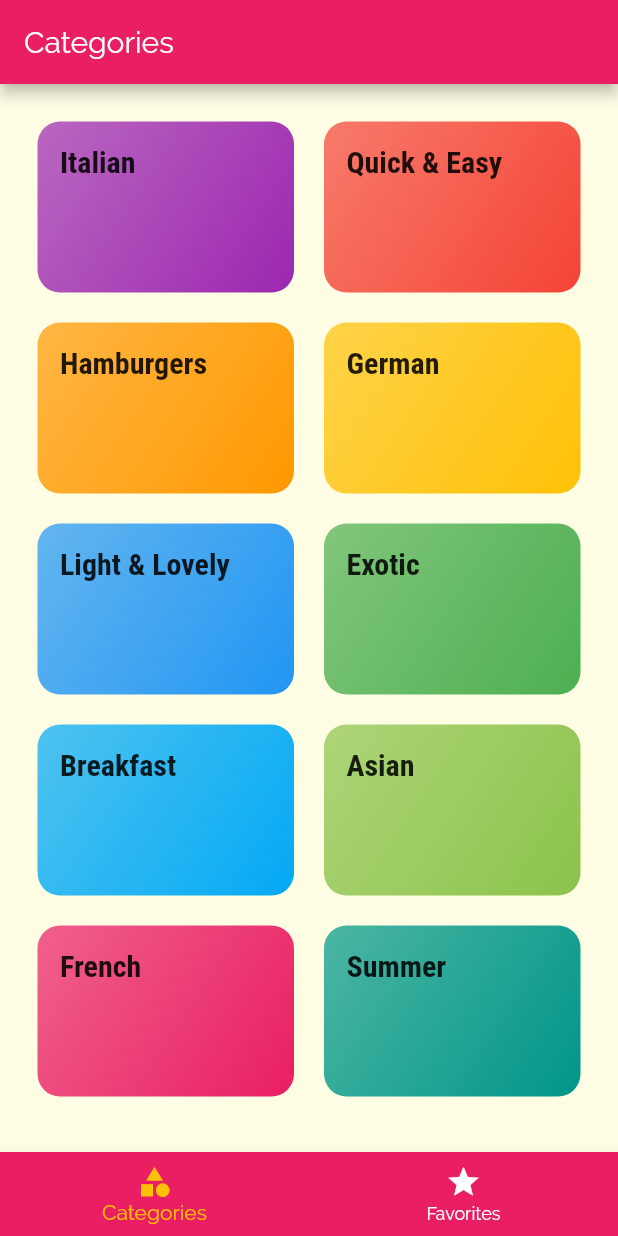
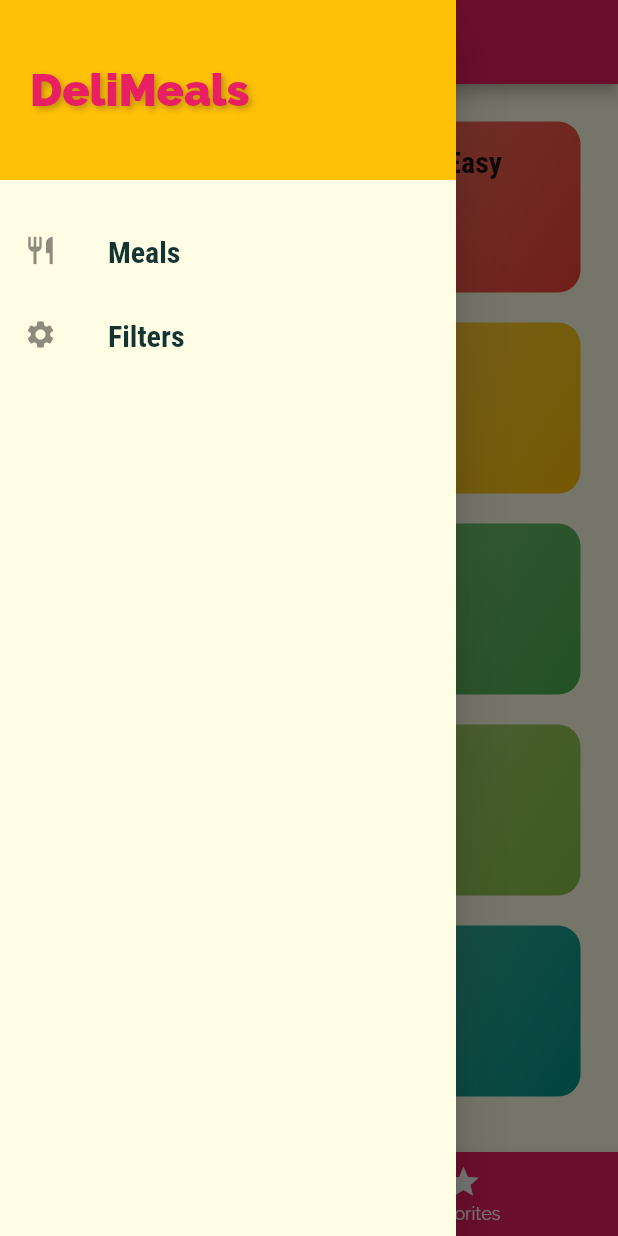
Before and after one commit to mramirid/delimeals, a Flutter app: the screen it shows after launch, with the side drawer open (before the commit the screen has no drawer), on a phone screen of 412 x 824 dp. Run offline on Flutter 3.47's test engine with Material 2 defaults, Android fonts, the phone set to English and light mode, and no system bars.

Commit message:
Nav bar: Scaffold drawer & Navigator pushReplacementNamed()

```diff
--- a/lib/data/dummy_data.dart
+++ b/lib/data/dummy_data.dart
@@ -186,8 +186,8 @@ const dummyMeals = [
   Meal(
     id: 'm5',
     categoryIds: [
-      'c2'
-          'c5',
+      'c2',
+      'c5',
       'c10',
     ],
     title: 'Salad with Smoked Salmon',
@@ -198,7 +198,7 @@ const dummyMeals = [
     duration: 15,
     ingredients: [
       'Arugula',
-      'Lamb\'s Lettuce',
+      "Lamb's Lettuce",
       'Parsley',
       'Fennel',
       '200g Smoked Salmon',
--- a/lib/main.dart
+++ b/lib/main.dart
@@ -1,8 +1,9 @@
 import 'package:flutter/material.dart';
 
 import 'pages/category_meals_page.dart';
+import 'pages/filters_page.dart';
+import 'pages/main_page.dart';
 import 'pages/meal_detail_page.dart';
-import 'pages/tabs_page.dart';
 
 void main() => runApp(MyApp());
 
@@ -27,12 +28,13 @@ class MyApp extends StatelessWidget {
             ),
       ),
       routes: {
-        '/': (_) => TabsPage(),
+        MainPage.routeName: (_) => MainPage(),
         CategoryMealsPage.routeName: (_) => CategoryMealsPage(),
         MealDetailPage.routeName: (_) => MealDetailPage(),
+        FiltersPage.routeName: (_) => FiltersPage(),
       },
       onUnknownRoute: (settings) {
-        return MaterialPageRoute(builder: (_) => TabsPage());
+        return MaterialPageRoute(builder: (_) => MainPage());
       },
     );
   }
--- a/lib/pages/category_meals_page.dart
+++ b/lib/pages/category_meals_page.dart
@@ -1,7 +1,7 @@
 import 'package:flutter/material.dart';
 
 import '../data/dummy_data.dart';
-import '../widgets/meal_item.dart';
+import '../widgets/category_meals/meal_item.dart';
 
 class CategoryMealsPage extends StatelessWidget {
   static const routeName = '/category-meals';
--- /dev/null
+++ b/lib/pages/filters_page.dart
@@ -0,0 +1,18 @@
+import 'package:flutter/material.dart';
+
+import '../widgets/main/main_drawer.dart';
+
+class FiltersPage extends StatelessWidget {
+  static const routeName = '/filters';
+
+  @override
+  Widget build(BuildContext context) {
+    return Scaffold(
+      appBar: AppBar(title: const Text('Your Filters')),
+      drawer: MainDrawer(),
+      body: const Center(
+        child: Text('Filters page'),
+      ),
+    );
+  }
+}
--- a/lib/pages/tabs_page.dart
+++ b/lib/pages/main_page.dart
@@ -1,14 +1,17 @@
 import 'package:flutter/material.dart';
 
-import '../widgets/categories_screen.dart';
-import '../widgets/favorites_screen.dart';
+import '../widgets/main/categories/categories_screen.dart';
+import '../widgets/main/favorites/favorites_screen.dart';
+import '../widgets/main/main_drawer.dart';
 
-class TabsPage extends StatefulWidget {
+class MainPage extends StatefulWidget {
+  static const routeName = '/';
+
   @override
-  _TabsPageState createState() => _TabsPageState();
+  _MainPageState createState() => _MainPageState();
 }
 
-class _TabsPageState extends State<TabsPage> {
+class _MainPageState extends State<MainPage> {
   final List<Map<String, Object>> _pages = [
     {'title': 'Categories', 'page': CategoriesScreen()},
     {'title': 'Favorites', 'page': FavoritesScreen()}
@@ -27,6 +30,7 @@ class _TabsPageState extends State<TabsPage> {
       appBar: AppBar(
         title: Text(_pages[_selectedPageIndex]['title'] as String),
       ),
+      drawer: MainDrawer(),
       body: _pages[_selectedPageIndex]['page'] as StatelessWidget,
       bottomNavigationBar: BottomNavigationBar(
         onTap: _selectPage,
@@ -34,7 +38,6 @@ class _TabsPageState extends State<TabsPage> {
         backgroundColor: Theme.of(context).primaryColor,
         selectedItemColor: Theme.of(context).accentColor,
         unselectedItemColor: Colors.white,
-        // type: BottomNavigationBarType.shifting,
         items: [
           BottomNavigationBarItem(
             backgroundColor: Theme.of(context).primaryColor,
--- a/lib/widgets/meal_item.dart
+++ b/lib/widgets/category_meals/meal_item.dart
@@ -1,7 +1,7 @@
 import 'package:flutter/material.dart';
 
-import '../models/meal.dart';
-import '../pages/meal_detail_page.dart';
+import '../../models/meal.dart';
+import '../../pages/meal_detail_page.dart';
 
 class MealItem extends StatelessWidget {
   final String id;
--- a/lib/widgets/categories_screen.dart
+++ b/lib/widgets/main/categories/categories_screen.dart
@@ -1,6 +1,6 @@
 import 'package:flutter/material.dart';
 
-import '../data/dummy_data.dart';
+import '../../../data/dummy_data.dart';
 import 'category_item.dart';
 
 class CategoriesScreen extends StatelessWidget {
--- a/lib/widgets/category_item.dart
+++ b/lib/widgets/main/categories/category_item.dart
@@ -1,6 +1,6 @@
 import 'package:flutter/material.dart';
 
-import '../pages/category_meals_page.dart';
+import '../../../pages/category_meals_page.dart';
 
 class CategoryItem extends StatelessWidget {
   final String _id;
--- /dev/null
+++ b/lib/widgets/main/main_drawer.dart
@@ -0,0 +1,60 @@
+import 'package:flutter/material.dart';
+
+import '../../pages/filters_page.dart';
+import '../../pages/main_page.dart';
+
+class MainDrawer extends StatelessWidget {
+  ListTile _buildListTile(String title, IconData icon, Function() onTap) {
+    return ListTile(
+      leading: Icon(icon, size: 22),
+      title: Text(
+        title,
+        style: const TextStyle(
+          fontFamily: 'RobotoCondensed',
+          fontSize: 20,
+          fontWeight: FontWeight.bold,
+        ),
+      ),
+      onTap: onTap,
+    );
+  }
+
+  @override
+  Widget build(BuildContext context) {
+    return Drawer(
+      child: Column(
+        children: [
+          Container(
+            height: 120,
+            width: double.infinity,
+            padding: const EdgeInsets.all(20),
+            alignment: Alignment.centerLeft,
+            color: Theme.of(context).accentColor,
+            child: Text(
+              'DeliMeals',
+              style: TextStyle(
+                fontWeight: FontWeight.w900,
+                fontSize: 30,
+                color: Theme.of(context).primaryColor,
+                shadows: const [
+                  Shadow(
+                    offset: Offset(2.0, 2.0),
+                    blurRadius: 5.0,
+                    color: Colors.black26,
+                  ),
+                ],
+              ),
+            ),
+          ),
+          const SizedBox(height: 20),
+          _buildListTile('Meals', Icons.restaurant, () {
+            Navigator.of(context).pushReplacementNamed(MainPage.routeName);
+          }),
+          _buildListTile('Filters', Icons.settings, () {
+            Navigator.of(context).pushReplacementNamed(FiltersPage.routeName);
+          }),
+        ],
+      ),
+    );
+  }
+}
```
Also changed, not shown: lib/pages/meal_detail_page.dart (+6 -95 lines), lib/widgets/meal_detail/ingredients.dart (added, +46 -0 lines), lib/widgets/meal_detail/steps.dart (added, +47 -0 lines), lib/widgets/main/favorites/favorites_screen.dart (renamed from lib/widgets/favorites_screen.dart).
